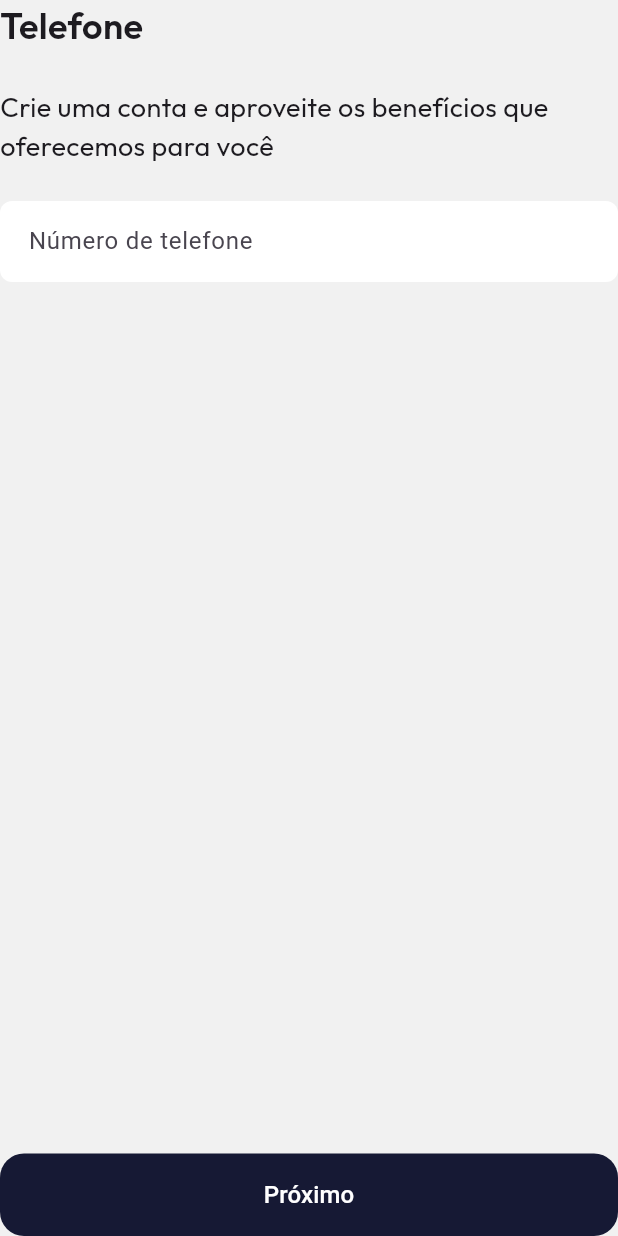
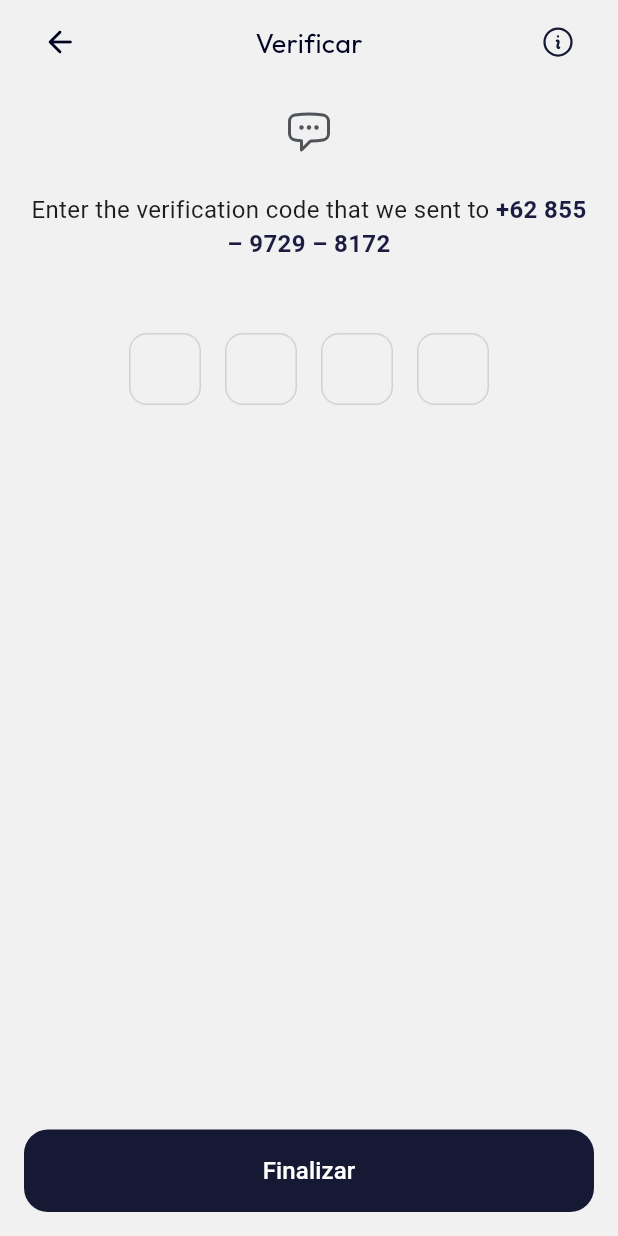
Before and after one commit to derafael04/FastMov, a Flutter app: the TelaCadastroTelefone widget shown alone on an empty page, opened directly with empty values, after a tap on "Próximo", on a phone screen of 412 x 824 dp. Run offline on Flutter 3.47's test engine with Material 3 defaults, Android fonts, the phone set to English and light mode, and no system bars; drawn by our look-alikes of pinput; our stand-ins replace google_fonts, heroicons, introduction_screen.

Commit message:
adiciona tela de validação de cadastro e navegação para a nova tela

```diff
--- a/lib/main.dart
+++ b/lib/main.dart
@@ -2,6 +2,7 @@ import 'package:fastmov/screen/home/screen_home.dart';
 import 'package:fastmov/screen/home/screen_introduction.dart';
 import 'package:fastmov/screen/information/tela_ajuda.dart';
 import 'package:fastmov/screen/login/cadastro/tela_cadastro_login.dart';
+import 'package:fastmov/screen/login/cadastro/tela_validar_cadastro.dart';
 import 'package:fastmov/screen/login/tela_esqueceu_senha.dart';
 import 'package:fastmov/screen/login/tela_login_inicial.dart';
 import 'package:flutter/material.dart';
@@ -51,6 +52,7 @@ class MyApp extends StatelessWidget {
         '/telaEsqueceuSenha': (context) => const TelaEsqueceuSenha(),
         '/telaCadastroLogin': (context) => const TelaCadastroLogin(),
         '/telaAjuda': (context) => const TelaAjuda(),
+        '/telaValidarCadastro': (context) => const TelaValidarCadastro(),
       },
     );
   }
--- a/lib/screen/login/cadastro/tela_cadastro_telefone.dart
+++ b/lib/screen/login/cadastro/tela_cadastro_telefone.dart
@@ -36,7 +36,9 @@ class _TelaCadastroTelefoneState extends State<TelaCadastroTelefone> {
         CustomButton(
           label: 'Próximo',
           type: ButtonType.primary,
-          onPressed: () {},
+          onPressed: () {
+            Navigator.of(context).pushNamed('/telaValidarCadastro');
+          },
         ),
       ],
     );
--- /dev/null
+++ b/lib/screen/login/cadastro/tela_validar_cadastro.dart
@@ -0,0 +1,100 @@
+import 'package:fastmov/widget/custom_appBar_controller.dart';
+import 'package:fastmov/widget/custom_button.dart';
+import 'package:flutter/material.dart';
+import 'package:heroicons/heroicons.dart';
+import 'package:pinput/pinput.dart';
+
+class TelaValidarCadastro extends StatefulWidget {
+  const TelaValidarCadastro({super.key});
+
+  @override
+  State<TelaValidarCadastro> createState() => _TelaValidarCadastroState();
+}
+
+class _TelaValidarCadastroState extends State<TelaValidarCadastro> {
+  @override
+  Widget build(BuildContext context) {
+    return Scaffold(
+      appBar: CustomAppBar(
+        title: 'Verificar',
+        leading: IconButton(
+          icon: const HeroIcon(HeroIcons.informationCircle),
+          onPressed: () {
+            Navigator.pushNamed(context, '/telaAjuda');
+          },
+          color: Theme.of(context).primaryColor,
+        ),
+      ),
+      bottomNavigationBar: Column(
+        mainAxisSize: MainAxisSize.min,
+        mainAxisAlignment: MainAxisAlignment.center,
+        children: [
+          Padding(
+            padding: const EdgeInsets.all(16.0),
+            child: CustomButton(
+              label: 'Finalizar',
+              type: ButtonType.primary,
+              onPressed: () {},
+            ),
+          ),
+        ],
+      ),
+      body: Padding(
+        padding: const EdgeInsets.all(16.0),
+        child: Column(
+          crossAxisAlignment: CrossAxisAlignment.center,
+          children: [
+            const HeroIcon(
+              HeroIcons.chatBubbleLeftEllipsis,
+              size: 32,
+            ),
+            const SizedBox(height: 24),
+            const Text.rich(
+              TextSpan(
+                text: 'Enter the verification code that we sent to ',
+                style: TextStyle(fontSize: 16),
+                children: [
+                  TextSpan(
+                    text: '+62 855 – 9729 – 8172',
+                    style: TextStyle(
+                      color: Color(0xFF1C1C43),
+                      fontWeight: FontWeight.w600,
+                    ),
+                  ),
+                ],
+              ),
+              textAlign: TextAlign.center,
+            ),
+            const SizedBox(height: 48),
+            Pinput(
+              length: 4,
+              defaultPinTheme: PinTheme(
+                width: 48,
+                height: 48,
+                textStyle: const TextStyle(
+                  fontSize: 24,
+                  fontWeight: FontWeight.w600,
+                  color: Colors.black,
+                ),
+                decoration: BoxDecoration(
+                  border: Border.all(color: const Color(0xFFD2D2D2)),
+                  borderRadius: BorderRadius.circular(12),
+                ),
+              ),
+              focusedPinTheme: PinTheme(
+                width: 48,
+                height: 48,
+                decoration: BoxDecoration(
+                  border: Border.all(color: Theme.of(context).primaryColor),
+                  borderRadius: BorderRadius.circular(12),
+                ),
+              ),
+              separatorBuilder: (index) => const SizedBox(width: 16),
+              onCompleted: (pin) {},
+            ),
+          ],
+        ),
+      ),
+    );
+  }
+}
--- a/pubspec.yaml
+++ b/pubspec.yaml
@@ -39,7 +39,9 @@ dependencies:
   google_fonts: ^6.2.1
   flutter_launcher_icons: ^0.14.2
   ionicons: ^0.2.2
+  heroicons: ^0.11.0
   intl: ^0.19.0
+  pinput: ^5.0.1
 
 dev_dependencies:
   flutter_test:
```
Also changed, not shown: pubspec.lock.
